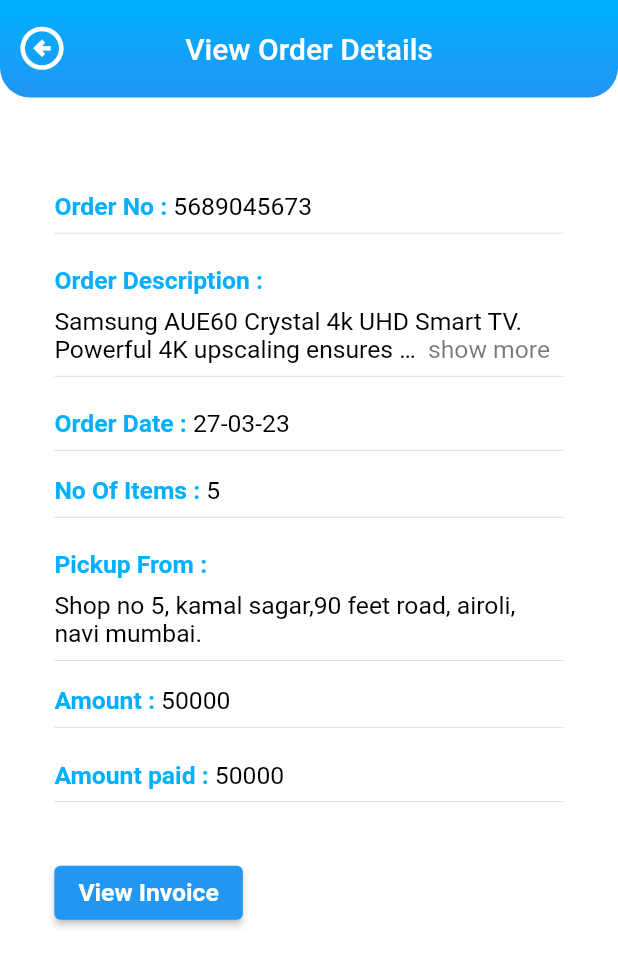
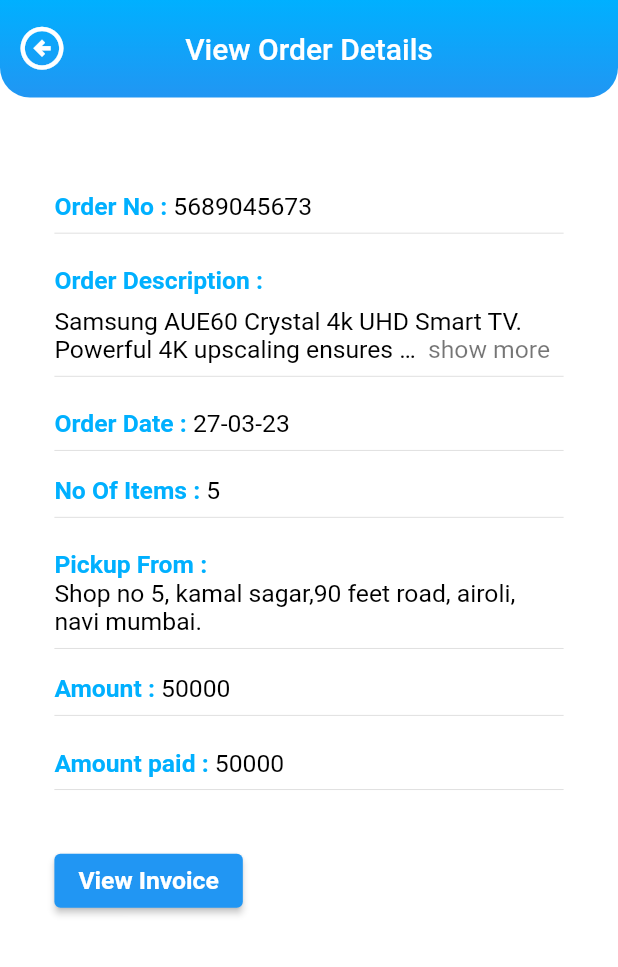
Before and after one commit to rupal-tripund/shipping_app, a Flutter app: the GetOrderDetails screen opened directly, on a phone screen of 412 x 824 dp. Shown: the top 967 px of the screen. Run offline on Flutter 3.47's test engine with Material 2 defaults, Android fonts, the phone set to English and light mode, and no system bars; drawn by our look-alikes of readmore; our stand-ins replace curved_navigation_bar, email_validator, file_picker, input_quantity, open_file, timeline_tile; missing offline and left inert: syncfusion_flutter_pdf.

Commit message:
alignment fix for view order detail page

```diff
--- a/lib/screens/order/view_order_detail.dart
+++ b/lib/screens/order/view_order_detail.dart
@@ -95,7 +95,11 @@ class GetOrderDetails extends StatelessWidget {
                 SizedBox(
                   height: Style.paddingHeight / 2,
                 ),
-                Text.rich(
+                Container(
+                  child: Align(
+                    alignment: Alignment.topLeft,
+                    child: Text.rich(
+                      textAlign: TextAlign.left,
                       TextSpan(
                         children: <InlineSpan>[
                           TextSpan(
@@ -108,6 +112,8 @@ class GetOrderDetails extends StatelessWidget {
                           ),
                           WidgetSpan(
                             child: Column(
+                              crossAxisAlignment: CrossAxisAlignment.start,
+                              mainAxisAlignment: MainAxisAlignment.start,
                               children: <Widget>[
                                 SizedBox(
                                   height: Style.paddingHeight / 3.5,
@@ -119,6 +125,7 @@ class GetOrderDetails extends StatelessWidget {
                                   trimMode: TrimMode.Line,
                                   trimCollapsedText: ' show more',
                                   trimExpandedText: ' show less',
+                                  textAlign: TextAlign.left,
                                   style: TextStyle(
                                     fontSize: Style.sizeSubTitle,
                                     fontWeight: FontWeight.w400,
@@ -129,6 +136,8 @@ class GetOrderDetails extends StatelessWidget {
                             ),
                           ),
                         ],
+                      ),
+                    ),
                   ),
                 ),
                 Divider(),
@@ -183,7 +192,11 @@ class GetOrderDetails extends StatelessWidget {
                 SizedBox(
                   height: Style.paddingHeight / 2,
                 ),
-                Text.rich(
+                Container(
+                  child: Align(
+                    alignment: Alignment.topLeft,
+                    child: Text.rich(
+                      textAlign: TextAlign.left,
                       TextSpan(
                         children: [
                           TextSpan(
@@ -196,10 +209,9 @@ class GetOrderDetails extends StatelessWidget {
                           ),
                           WidgetSpan(
                             child: Column(
+                              crossAxisAlignment: CrossAxisAlignment.start,
+                              mainAxisAlignment: MainAxisAlignment.start,
                               children: <Widget>[
-                            SizedBox(
-                              height: Style.paddingHeight / 3.5,
-                            ),
                                 ReadMoreText(
                                   'Shop no 5, kamal sagar,90 feet road, airoli, navi mumbai.',
                                   trimLines: 2,
@@ -207,6 +219,7 @@ class GetOrderDetails extends StatelessWidget {
                                   colorClickableText: Style.textColorGrey,
                                   trimCollapsedText: 'show more',
                                   trimExpandedText: 'show less',
+                                  textAlign: TextAlign.left,
                                   style: TextStyle(
                                       fontSize: Style.sizeSubTitle,
                                       fontWeight: FontWeight.w400,
@@ -216,6 +229,8 @@ class GetOrderDetails extends StatelessWidget {
                             ),
                           ),
                         ],
+                      ),
+                    ),
                   ),
                 ),
                 Divider(),
```
Lines whose indentation alone changed are shown as unchanged.
